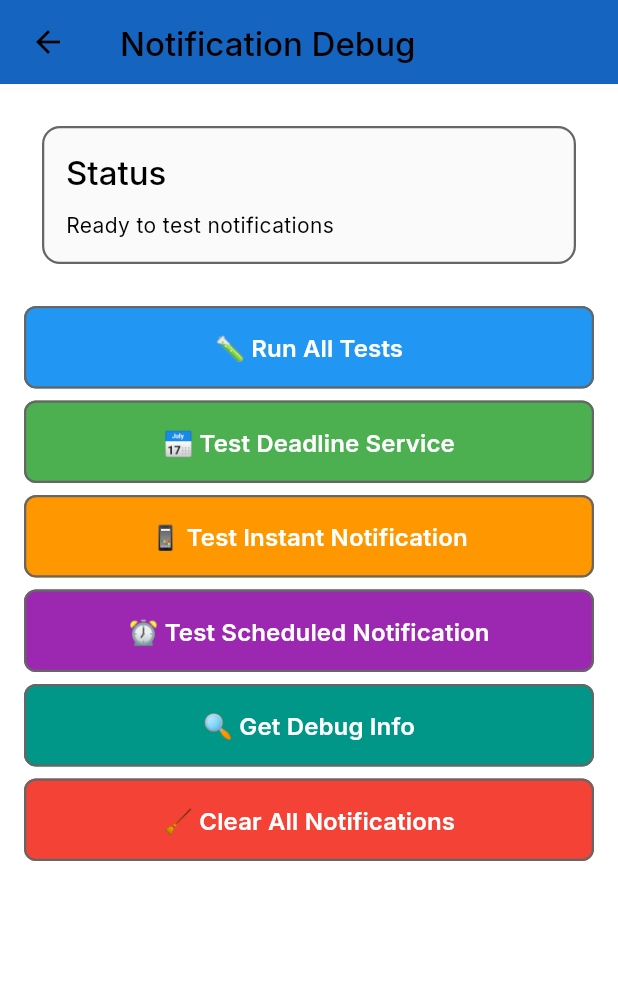
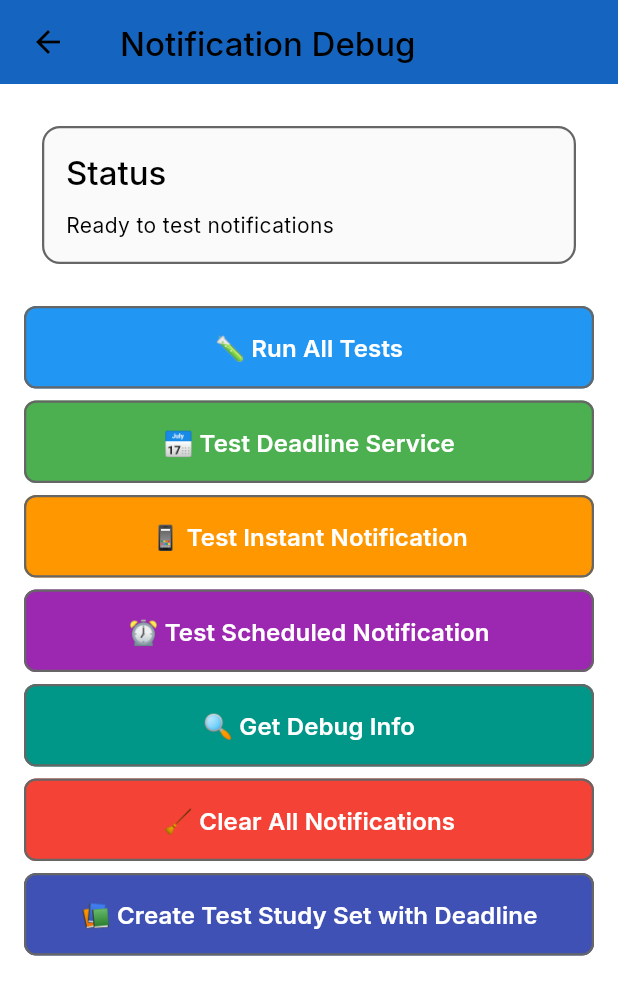
Before and after one commit to mindloadai-dot/BooM_Mind, a Flutter app: the NotificationDebugScreen screen opened by its route, on a phone screen of 412 x 824 dp. Shown: the top 995 px of the screen. Run offline on Flutter 3.47's test engine with Material 3 defaults, Android fonts, the phone set to English and light mode, and no system bars; our stand-ins replace audio_service, cached_network_image, cloud_firestore, cloud_functions, file_picker, firebase_analytics and 19 more; missing offline and left inert: audio_session, firebase_app_check, syncfusion_flutter_pdf; accounts and stored records are empty; network calls fail; statements that could not run were skipped.

Commit message:
Bump version to 1.0.0+18: Add notification debug screen with test study set creation feature

```diff
--- a/lib/screens/notification_debug_screen.dart
+++ b/lib/screens/notification_debug_screen.dart
@@ -3,6 +3,7 @@ import 'package:flutter/foundation.dart';
 import 'package:mindload/services/notification_test_service.dart';
 import 'package:mindload/services/mindload_notification_service.dart';
 import 'package:mindload/services/deadline_service.dart';
+import 'package:mindload/models/study_data.dart';
 
 /// Notification Debug Screen for testing automatic scheduling
 class NotificationDebugScreen extends StatefulWidget {
@@ -93,6 +94,12 @@ class _NotificationDebugScreenState extends State<NotificationDebugScreen> {
                       '🧹 Clear All Notifications',
                       () => _clearAllNotifications(),
                       Colors.red,
+                    ),
+                    const SizedBox(height: 8),
+                    _buildTestButton(
+                      '📚 Create Test Study Set with Deadline',
+                      () => _createTestStudySetWithDeadline(),
+                      Colors.indigo,
                     ),
                   ],
                 ),
@@ -307,4 +314,61 @@ class _NotificationDebugScreenState extends State<NotificationDebugScreen> {
       });
     }
   }
+
+  Future<void> _createTestStudySetWithDeadline() async {
+    setState(() {
+      _isLoading = true;
+      _statusMessage = 'Creating test study set with deadline...';
+      _logMessages.clear();
+    });
+
+    try {
+      // Create a test study set with deadline in 2 days
+      final testStudySet = StudySet(
+        id: 'test_deadline_${DateTime.now().millisecondsSinceEpoch}',
+        title: 'Test Study Set - Deadline Notifications',
+        content: 'This is a test study set to verify automatic notification scheduling.',
+        flashcards: [],
+        createdDate: DateTime.now(),
+        lastStudied: DateTime.now(),
+        deadlineDate: DateTime.now().add(const Duration(days: 2)), // Deadline in 2 days
+        notificationsEnabled: true,
+      );
+
+      _logMessages.add('📚 Created test study set: ${testStudySet.title}');
+      _logMessages.add('📅 Deadline: ${testStudySet.deadlineDate}');
+
+      // Schedule notifications for this study set
+      final deadlineService = DeadlineService.instance;
+      await deadlineService.scheduleDeadlineNotifications(testStudySet);
+
+      _logMessages.add('✅ Notifications scheduled for test study set');
+
+      // Get pending notifications to verify
+      final pendingNotifications = await MindLoadNotificationService.getPendingNotifications();
+      _logMessages.add('📋 Pending notifications: ${pendingNotifications.length}');
+
+      for (final notification in pendingNotifications) {
+        _logMessages.add('  - ID: ${notification.id}, Title: ${notification.title}');
+      }
+
+      setState(() {
+        _statusMessage = 'Test study set created with deadline! Check notifications in 2 days.';
+        _logMessages.add('🎉 Test study set created successfully!');
+        _logMessages.add('📱 You will receive notifications at:');
+        _logMessages.add('   - 3 days before deadline');
+        _logMessages.add('   - 1 day before deadline');
+        _logMessages.add('   - On the deadline day');
+      });
+    } catch (e) {
+      setState(() {
+        _statusMessage = 'Failed to create test study set: $e';
+        _logMessages.add('❌ Failed to create test study set: $e');
+      });
+    } finally {
+      setState(() {
+        _isLoading = false;
+      });
+    }
+  }
 }
--- a/pubspec.yaml
+++ b/pubspec.yaml
@@ -1,7 +1,7 @@
 name: mindload
 description: "Mindload - AI Study Companion for focused learning with flashcards, quizzes, and ultra study mode with binaural beats"
 publish_to: "none"
-version: 1.0.0+17
+version: 1.0.0+18
 
 environment:
   sdk: '>=3.6.0 <4.0.0'
```
